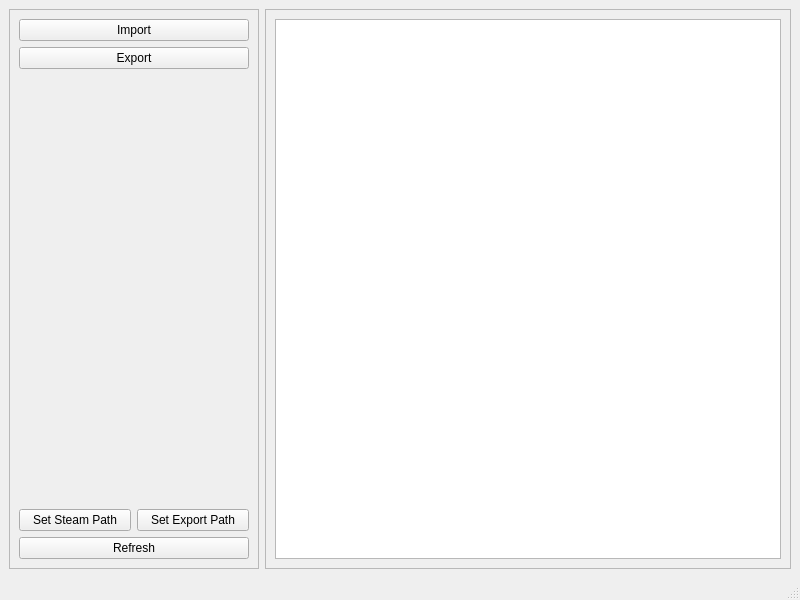
Above: GUI/MainWindow.ui from RoubenRehman/BabaIsYou-Level-Manager before the change. Below: the same form after it.
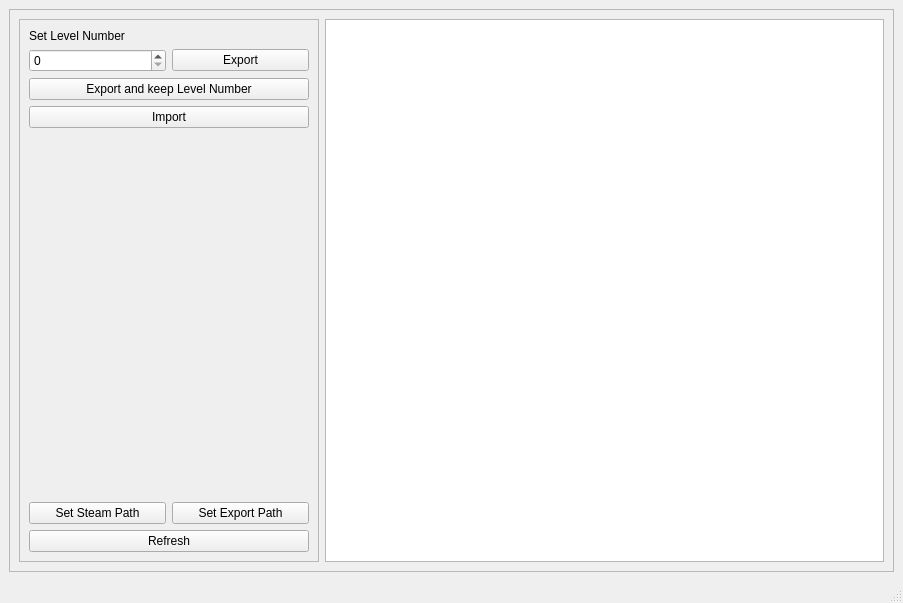
That is the form after the change.

Commit message: Level numbers can be changed on export now too

The edit to the form file:
```diff
--- a/GUI/MainWindow.ui
+++ b/GUI/MainWindow.ui
@@ -6,8 +6,8 @@
    <rect>
     <x>0</x>
     <y>0</y>
-    <width>800</width>
-    <height>600</height>
+    <width>903</width>
+    <height>603</height>
    </rect>
   </property>
   <property name="windowTitle">
@@ -16,16 +16,28 @@
   <widget class="QWidget" name="centralwidget">
    <layout class="QHBoxLayout" name="horizontalLayout">
     <item>
+     <widget class="QFrame" name="frame">
+      <property name="frameShape">
+       <enum>QFrame::StyledPanel</enum>
+      </property>
+      <property name="frameShadow">
+       <enum>QFrame::Raised</enum>
+      </property>
+      <layout class="QGridLayout" name="gridLayout">
+       <item row="0" column="2">
+        <widget class="QListView" name="LevelList"/>
+       </item>
+       <item row="0" column="1">
      <widget class="QFrame" name="frame_2">
       <property name="minimumSize">
        <size>
-        <width>250</width>
+           <width>300</width>
         <height>0</height>
        </size>
       </property>
       <property name="maximumSize">
        <size>
-        <width>250</width>
+           <width>300</width>
         <height>16777215</height>
        </size>
       </property>
@@ -36,35 +48,52 @@
        <enum>QFrame::Raised</enum>
       </property>
       <layout class="QGridLayout" name="gridLayout_2">
-       <item row="1" column="0" colspan="2">
-        <widget class="QPushButton" name="ExportButton">
+          <item row="4" column="0">
+           <widget class="QLabel" name="SetExportNameLabel">
          <property name="text">
-          <string>Export</string>
+             <string>Set Level Number</string>
          </property>
         </widget>
        </item>
-       <item row="0" column="0" colspan="2">
-        <widget class="QPushButton" name="ImportButton">
+          <item row="11" column="0">
+           <widget class="QPushButton" name="SteamPathButton">
          <property name="text">
-          <string>Import</string>
+             <string>Set Steam Path</string>
          </property>
         </widget>
        </item>
-       <item row="5" column="0" colspan="2">
-        <widget class="QPushButton" name="RefreshButton">
-         <property name="text">
-          <string>Refresh</string>
-         </property>
-        </widget>
-       </item>
-       <item row="4" column="1">
+          <item row="11" column="1">
         <widget class="QPushButton" name="SavePathButton">
          <property name="text">
           <string>Set Export Path</string>
          </property>
         </widget>
        </item>
-       <item row="3" column="0">
+          <item row="12" column="0" colspan="2">
+           <widget class="QPushButton" name="RefreshButton">
+            <property name="text">
+             <string>Refresh</string>
+            </property>
+           </widget>
+          </item>
+          <item row="5" column="0">
+           <widget class="QDoubleSpinBox" name="SetExportNameSpinbox">
+            <property name="decimals">
+             <number>0</number>
+            </property>
+            <property name="maximum">
+             <double>100000.000000000000000</double>
+            </property>
+           </widget>
+          </item>
+          <item row="5" column="1">
+           <widget class="QPushButton" name="ExportSetNameButton">
+            <property name="text">
+             <string>Export</string>
+            </property>
+           </widget>
+          </item>
+          <item row="10" column="0">
         <spacer name="verticalSpacer">
          <property name="orientation">
           <enum>Qt::Vertical</enum>
@@ -77,34 +106,29 @@
          </property>
         </spacer>
        </item>
-       <item row="4" column="0">
-        <widget class="QPushButton" name="SteamPathButton">
+          <item row="6" column="0" colspan="2">
+           <widget class="QPushButton" name="ExportButton">
          <property name="text">
-          <string>Set Steam Path</string>
+             <string>Export and keep Level Number</string>
          </property>
         </widget>
        </item>
-       <item row="2" column="0">
+          <item row="8" column="0">
         <widget class="QLabel" name="StatusLabel">
          <property name="text">
           <string/>
          </property>
         </widget>
        </item>
-      </layout>
-     </widget>
-    </item>
-    <item>
-     <widget class="QFrame" name="frame">
-      <property name="frameShape">
-       <enum>QFrame::StyledPanel</enum>
-      </property>
-      <property name="frameShadow">
-       <enum>QFrame::Raised</enum>
-      </property>
-      <layout class="QGridLayout" name="gridLayout">
-       <item row="0" column="0">
-        <widget class="QListView" name="LevelList"/>
+          <item row="7" column="0" colspan="2">
+           <widget class="QPushButton" name="ImportButton">
+            <property name="text">
+             <string>Import</string>
+            </property>
+           </widget>
+          </item>
+         </layout>
+        </widget>
        </item>
       </layout>
      </widget>
```
Left out of the diff: 2 changed lines with no effect on the pictures. Lines whose indentation alone changed are shown as unchanged. The commit also changes 1 other file.
